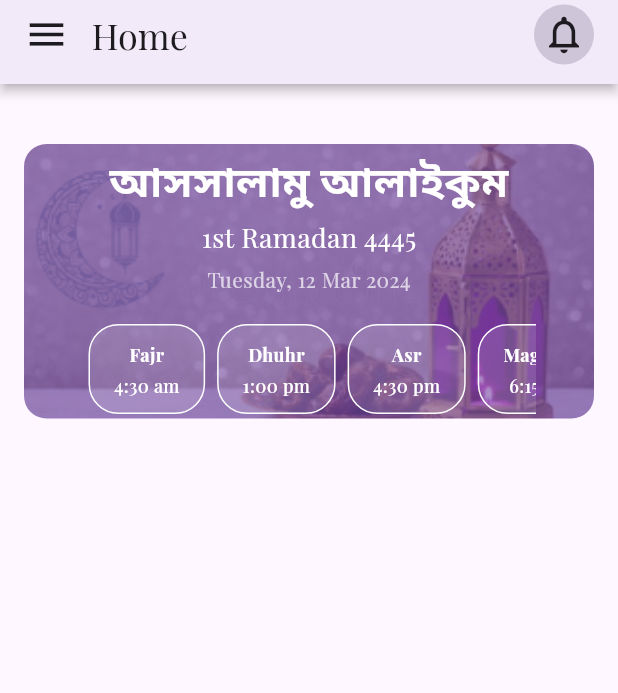
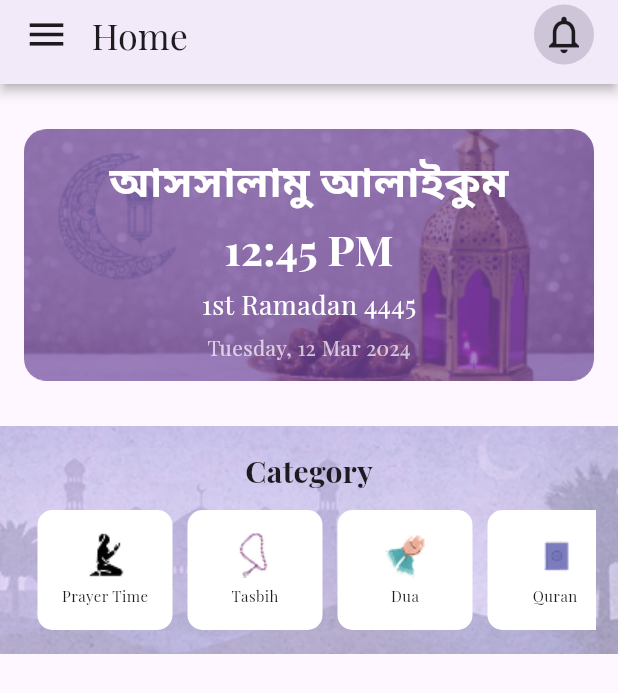
Before and after one commit to AbuZafor99/Muslim-Life, a Flutter app: the screen it shows after launch, on a phone screen of 412 x 824 dp. Shown: the top 693 px of the screen. Run offline on Flutter 3.47's test engine with Material 3 defaults, Android fonts, the phone set to English and light mode, and no system bars; our stand-ins replace flutter_svg, lottie.

Commit message:
add category section

```diff
--- a/lib/ui/screens/home_screen.dart
+++ b/lib/ui/screens/home_screen.dart
@@ -1,4 +1,6 @@
 import 'package:flutter/material.dart';
+
+import '../widgets/category_card.dart';
 
 class HomeScreen extends StatefulWidget {
   const HomeScreen({super.key});
@@ -16,6 +18,13 @@ class _HomeScreenState extends State<HomeScreen> {
     {'name': 'Isha', 'time': '7:30 pm'},
   ];
 
+  final List<Map<String, String>> category = [
+    {"title": "Prayer Time", "image": "assets/images/pray 1.png"},
+    {"title": "Tasbih", "image": "assets/images/tasbhi.png"},
+    {"title": "Dua", "image": "assets/images/dua 1.png"},
+    {"title": "Quran", "image": "assets/images/quran.png"},
+  ];
+
   @override
   Widget build(BuildContext context) {
     return Scaffold(
@@ -27,10 +36,7 @@ class _HomeScreenState extends State<HomeScreen> {
           child: Row(
             crossAxisAlignment: CrossAxisAlignment.center,
             children: [
-              const Icon(
-                Icons.menu,
-                size: 30,
-              ),
+              const Icon(Icons.menu, size: 30),
               const SizedBox(width: 15),
               const Expanded(
                 child: Text(
@@ -49,11 +55,8 @@ class _HomeScreenState extends State<HomeScreen> {
                   color: const Color(0xFFCEC5D8),
                   borderRadius: BorderRadius.circular(60),
                 ),
-                child: const Icon(
-                  Icons.notifications_none,
-                  size: 30,
-                ),
-              )
+                child: const Icon(Icons.notifications_none, size: 30),
+              ),
             ],
           ),
         ),
@@ -63,9 +66,7 @@ class _HomeScreenState extends State<HomeScreen> {
           Container(
             width: double.infinity,
             margin: const EdgeInsets.symmetric(horizontal: 16, vertical: 20),
-            decoration: BoxDecoration(
-              borderRadius: BorderRadius.circular(15),
-            ),
+            decoration: BoxDecoration(borderRadius: BorderRadius.circular(15)),
             child: Stack(
               alignment: Alignment.center,
               children: [
@@ -73,12 +74,15 @@ class _HomeScreenState extends State<HomeScreen> {
                   borderRadius: BorderRadius.circular(15),
                   child: Image.asset(
                     "assets/images/main_card_bg.png",
-                    height: MediaQuery.of(context).size.height / 4.5,
+                    height: MediaQuery.of(context).size.height / 4.9,
                     fit: BoxFit.cover,
                   ),
                 ),
                 Padding(
-                  padding: const EdgeInsets.symmetric(vertical: 23, horizontal: 39),
+                  padding: const EdgeInsets.symmetric(
+                    vertical: 23,
+                    horizontal: 39,
+                  ),
                   child: Column(
                     mainAxisAlignment: MainAxisAlignment.center,
                     crossAxisAlignment: CrossAxisAlignment.center,
@@ -90,6 +94,16 @@ class _HomeScreenState extends State<HomeScreen> {
                           fontSize: 28,
                           fontWeight: FontWeight.bold,
                           color: Colors.white,
+                        ),
+                      ),
+                      const SizedBox(height: 5),
+                      const Text(
+                        '12:45 PM',
+                        style: TextStyle(
+                          fontFamily: 'playfair',
+                          fontSize: 28,
+                          color: Colors.white,
+                          fontWeight: FontWeight.bold,
                         ),
                       ),
                       const SizedBox(height: 5),
@@ -110,48 +124,46 @@ class _HomeScreenState extends State<HomeScreen> {
                           color: Colors.white70,
                         ),
                       ),
-                      const SizedBox(height: 20),
+                    ],
+                  ),
+                ),
+              ],
+            ),
+          ),
+          Container(
+            height: MediaQuery.of(context).size.height / 4.5,
+            child: Stack(
+              children: [
+                Image.asset(
+                  "assets/images/Category Section.png",
+                  width: MediaQuery.of(context).size.width,
+                  fit: BoxFit.cover,
+                ),
+                Container(
+                  padding: EdgeInsets.symmetric(horizontal: 15, vertical: 15),
+                  child: Column(
+                    children: [
+                      Center(
+                        child: Text(
+                          "Category",
+                          style: TextStyle(
+                            fontSize: 20,
+                            fontWeight: FontWeight.bold,
+                            fontFamily: "playfair",
+                          ),
+                        ),
+                      ),
+                      const SizedBox(height: 12),
                       SizedBox(
-                        height: 60,
+                        height: 80,
                         child: ListView.builder(
+                          itemCount: category.length,
+                          shrinkWrap: true,
                           scrollDirection: Axis.horizontal,
-                          itemCount: prayerTimes.length,
                           itemBuilder: (context, index) {
-                            return Padding(
-                              padding: const EdgeInsets.symmetric(horizontal: 4.0),
-                              child: Container(
-                                padding: const EdgeInsets.symmetric(
-                                    horizontal: 16, vertical: 8),
-                                   decoration: BoxDecoration(
-                                  color: Colors.white12,
-                                  borderRadius: BorderRadius.circular(20),
-                                  border: Border.all(color: Colors.white, width: 1),
-                                ),
-                                child: Column(
-                                  mainAxisAlignment: MainAxisAlignment.center,
-                                  children: [
-                                    Text(
-                                      prayerTimes[index]['name']!,
-                                      style: const TextStyle(
-                                        fontFamily: 'playfair',
-                                        color: Colors.white,
-                                        fontSize: 12,
-                                        fontWeight: FontWeight.bold,
-                                      ),
-                                    ),
-                                    const SizedBox(height: 4),
-                                    Text(
-                                      prayerTimes[index]['time']!,
-                                      style: const TextStyle(
-                                        fontFamily: 'playfair',
-                                        color: Colors.white,
-                                        fontSize: 12,
-                                        fontWeight: FontWeight.w500
-                                      ),
-                                    ),
-                                  ],
-                                ),
-                              ),
+                            return CategoryCard(
+                              title: category[index]['title']!,
+                              image: category[index]['image']!,
                             );
                           },
                         ),
--- /dev/null
+++ b/lib/ui/widgets/category_card.dart
@@ -0,0 +1,37 @@
+import 'package:flutter/cupertino.dart';
+import 'package:flutter/material.dart';
+
+class CategoryCard extends StatelessWidget {
+  final String title;
+  final String image;
+  const CategoryCard({required this.title, required this.image});
+
+
+  @override
+  Widget build(BuildContext context) {
+    return Container(
+      height: 80,
+      width: 90,
+      margin: EdgeInsets.only(left: 10),
+      padding: EdgeInsets.all(15),
+      decoration: BoxDecoration(
+        color: Colors.white,
+        borderRadius: BorderRadius.circular(10),
+      ),
+      child: Column(
+        children: [
+          Image.asset(image, height: 30, width: 30),
+          const SizedBox(height: 5),
+          Text(
+            title,
+            style: TextStyle(
+              fontSize: 10,
+              fontWeight: FontWeight.w400,
+              fontFamily: "playfair",
+            ),
+          ),
+        ],
+      ),
+    );
+  }
+}
```
Also changed, not shown: assets/images/Category Section.png (added), assets/images/dua 1.png (added), assets/images/payer_time_cardBG.png (added), assets/images/pray 1.png (added), assets/images/quran.png (added), assets/images/tasbhi.png (added).
